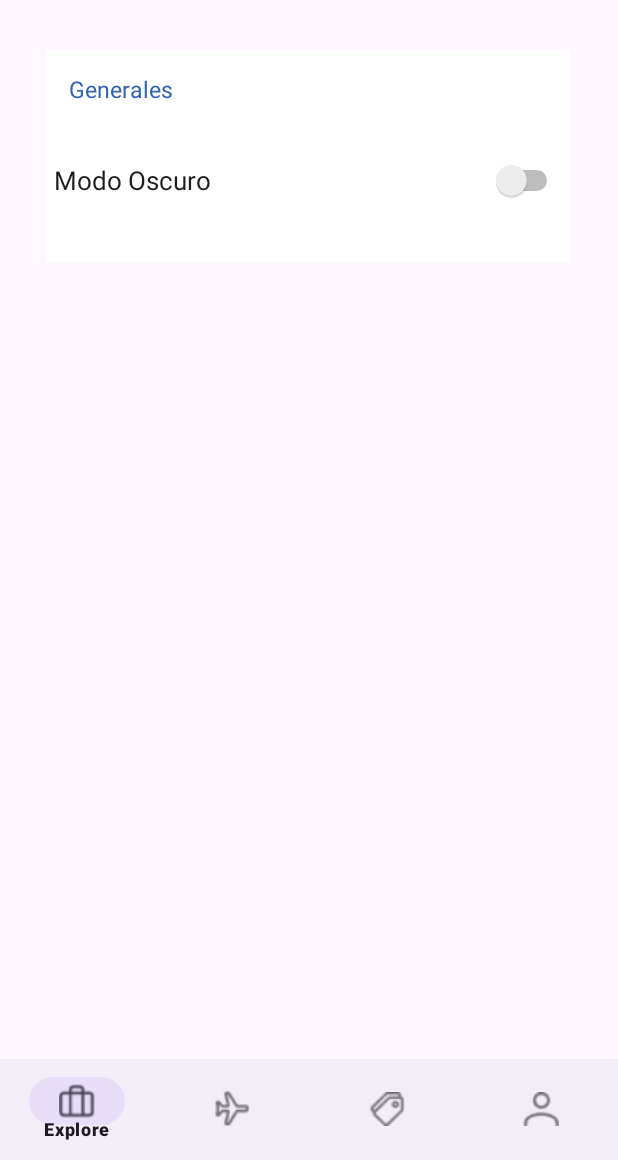
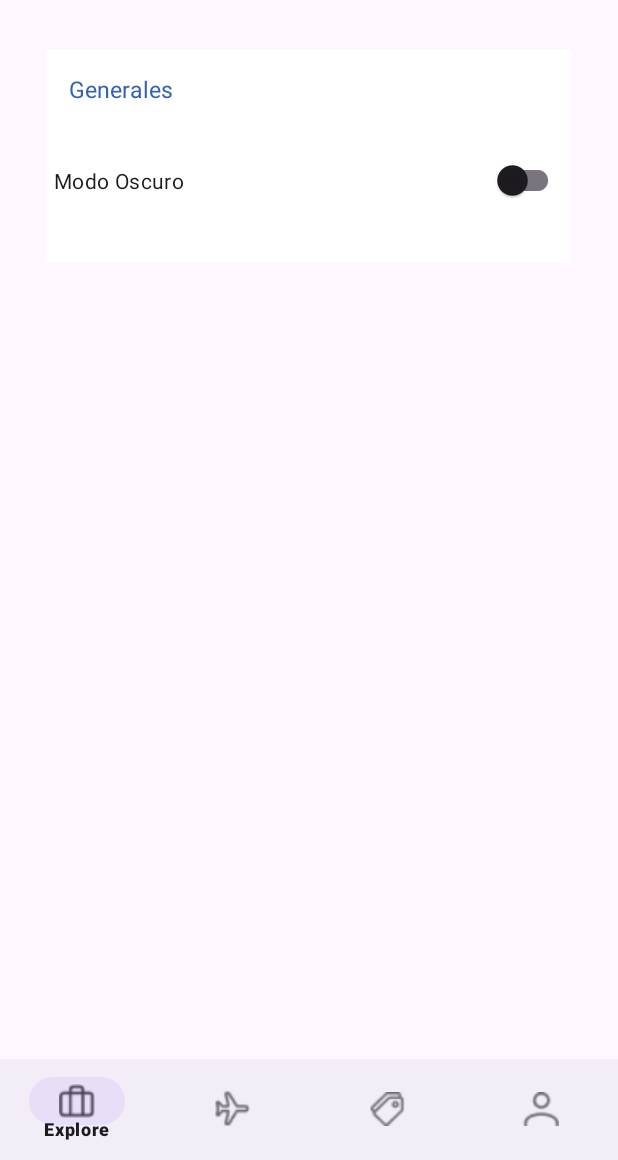
Before and after one commit to Aguscai710/Parcial-TP3, an Android app: the screen it shows after launch (MainActivity), after a tap on "Settings", on a phone screen of 412 x 824 dp, the part 76-1236 px from its top. Run offline under Robolectric (Android 15) with nearby library versions, the phone set to English and light mode, and no system bars; our stand-ins replace navigation-ui; 1 other tap on this screen came first.

Commit message:
Solucione crash del drawer y agregue layout settings (falta funcionalidad switch)

```diff
--- a/app/src/main/java/com/example/parcial/ui/main/MainActivity.kt
+++ b/app/src/main/java/com/example/parcial/ui/main/MainActivity.kt
@@ -1,8 +1,11 @@
 package com.example.parcial.ui.main
 
+import android.annotation.SuppressLint
 import android.content.Context
 import android.content.SharedPreferences
+import android.content.res.Configuration
 import android.os.Bundle
+import android.view.View
 import android.widget.Switch
 import androidx.appcompat.app.ActionBarDrawerToggle
 import androidx.appcompat.app.AppCompatActivity
@@ -26,11 +29,12 @@ import com.example.parcial.ui.settings.SettingsFragment
 import com.example.parcial.ui.splash.SplashFragment
 import com.google.android.material.bottomnavigation.BottomNavigationView
 import com.google.android.material.navigation.NavigationView
+import com.google.android.material.switchmaterial.SwitchMaterial
 
 class MainActivity : AppCompatActivity() {
 
+
     private lateinit var binding: ActivityMainBinding
-
     private lateinit var navHostFragment: NavHostFragment
     private lateinit var drawerLayout: DrawerLayout
     private lateinit var navigationView: NavigationView
@@ -39,11 +43,31 @@ class MainActivity : AppCompatActivity() {
 
 
     override fun onCreate(savedInstanceState: Bundle?) {
-        super.onCreate(savedInstanceState)
 
 
+            val sharedPreferences: SharedPreferences =
+                getSharedPreferences("user_preferences", Context.MODE_PRIVATE)
+            val isDarkMode = sharedPreferences.getBoolean("dark_mode", false)
+
+
+            if (isDarkMode) {
+                AppCompatDelegate.setDefaultNightMode(AppCompatDelegate.MODE_NIGHT_YES)
+            } else {
+                AppCompatDelegate.setDefaultNightMode(AppCompatDelegate.MODE_NIGHT_NO)
+            }
+
+
+
+        super.onCreate(savedInstanceState)
         binding = ActivityMainBinding.inflate(layoutInflater)
+
         setContentView(binding.root)
+
+
+
+
+
+
 
         if (savedInstanceState == null) {
             supportFragmentManager.beginTransaction()
@@ -98,15 +122,16 @@ class MainActivity : AppCompatActivity() {
                     drawerLayout.closeDrawers()
                     true
                 }
+
                 R.id.settingsFragment -> {
                     replaceFragment(SettingsFragment())
                     drawerLayout.closeDrawers()
                     true
                 }
+
                 else -> false
             }
         }
-
 
         setupDrawerLayout()
 
--- a/app/src/main/java/com/example/parcial/ui/settings/SettingsFragment.kt
+++ b/app/src/main/java/com/example/parcial/ui/settings/SettingsFragment.kt
@@ -1,5 +1,6 @@
 package com.example.parcial.ui.settings
 
+import android.annotation.SuppressLint
 import android.content.Context
 import android.content.SharedPreferences
 import androidx.fragment.app.viewModels
@@ -11,26 +12,39 @@ import android.view.ViewGroup
 import android.widget.Switch
 import androidx.appcompat.app.AppCompatDelegate
 import com.example.parcial.R
+import com.google.android.material.switchmaterial.SwitchMaterial
 
 class SettingsFragment : Fragment() {
 
-
-    companion object {
-        fun newInstance() = SettingsFragment()
-    }
-
-    private val viewModel: SettingsViewModel by viewModels()
-
+    private lateinit var darkModeSwitch: SwitchMaterial
+    private lateinit var sharedPreferences: SharedPreferences
     override fun onCreate(savedInstanceState: Bundle?) {
         super.onCreate(savedInstanceState)
-
-        // TODO: Use the ViewModel
     }
 
     override fun onCreateView(
         inflater: LayoutInflater, container: ViewGroup?,
         savedInstanceState: Bundle?
     ): View {
-        return inflater.inflate(R.layout.fragment_settings, container, false)
+        val view = inflater.inflate(R.layout.fragment_settings, container, false)
+
+        darkModeSwitch = view.findViewById(R.id.botonModoOscuro)
+        sharedPreferences = requireActivity().getSharedPreferences("user_preferences", Context.MODE_PRIVATE)
+
+        val isDarkMode = sharedPreferences.getBoolean("dark_mode", false)
+        darkModeSwitch.isChecked = isDarkMode
+
+        darkModeSwitch.setOnCheckedChangeListener { _, isChecked ->
+            if (isChecked) {
+                AppCompatDelegate.setDefaultNightMode(AppCompatDelegate.MODE_NIGHT_YES)
+            } else {
+                AppCompatDelegate.setDefaultNightMode(AppCompatDelegate.MODE_NIGHT_NO)
+            }
+            sharedPreferences.edit().putBoolean("dark_mode", isChecked).apply()
+        }
+
+        return view
     }
+
+
 }
--- a/app/src/main/java/com/example/parcial/ui/settings/SettingsViewModel.kt
+++ /dev/null
@@ -1,7 +0,0 @@
-package com.example.parcial.ui.settings
-
-import androidx.lifecycle.ViewModel
-
-class SettingsViewModel : ViewModel() {
-    // TODO: Implement the ViewModel
-}
--- a/app/src/main/res/layout/fragment_settings.xml
+++ b/app/src/main/res/layout/fragment_settings.xml
@@ -1,5 +1,6 @@
 <RelativeLayout xmlns:android="http://schemas.android.com/apk/res/android"
     xmlns:tools="http://schemas.android.com/tools"
+    xmlns:app="http://schemas.android.com/apk/res-auto"
     android:layout_width="match_parent"
     android:layout_height="match_parent"
     tools:context=".ui.offers.OffersFragment">
@@ -29,14 +30,17 @@
             <LinearLayout
                 android:layout_width="match_parent"
                 android:layout_height="match_parent"
-                android:orientation="horizontal" >
+                android:orientation="horizontal"
+                android:gravity="center">
 
-                <Switch
-                    android:id="@+id/switchDarkMode"
-                    android:layout_width="match_parent"
-                    android:layout_height="match_parent"
+                <com.google.android.material.switchmaterial.SwitchMaterial
+                    android:id="@+id/botonModoOscuro"
+                    android:layout_width="340dp"
+                    android:layout_height="102dp"
                     android:text="Modo Oscuro"
-                    android:textSize="17dp"/>
+                    app:layout_constraintBottom_toBottomOf="parent"
+                    app:layout_constraintEnd_toEndOf="parent"
+                    app:layout_constraintTop_toTopOf="parent" />
 
             </LinearLayout>
         </LinearLayout>
```
